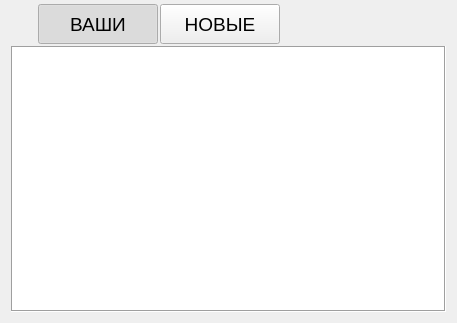
Qt form mainwindow.ui (corn-team/CORNpaper) before a commit.
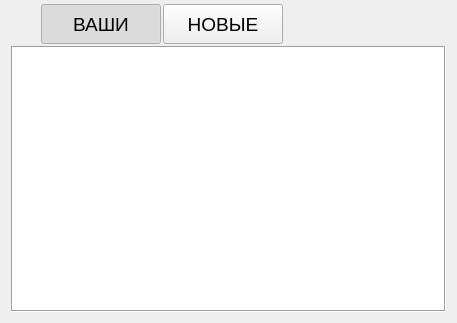
The same form after that commit. Custom widgets are drawn as their Qt base class.

Commit message: Some work with buttons

```diff
--- a/mainwindow.ui
+++ b/mainwindow.ui
@@ -24,7 +24,7 @@
     <item>
      <layout class="QHBoxLayout" name="horizontalLayout">
       <property name="spacing">
-       <number>2</number>
+       <number>6</number>
       </property>
       <item>
        <layout class="QHBoxLayout" name="horizontalLayout_tabs">
@@ -111,6 +111,12 @@
           <height>30</height>
          </size>
         </property>
+        <property name="maximumSize">
+         <size>
+          <width>30</width>
+          <height>30</height>
+         </size>
+        </property>
         <property name="text">
          <string/>
         </property>
@@ -120,7 +126,10 @@
        </widget>
       </item>
       <item>
-       <widget class="QPushButton" name="pushButton_settings">
+       <widget class="PushButtonSettings" name="pushButton_settings">
+        <property name="enabled">
+         <bool>true</bool>
+        </property>
         <property name="sizePolicy">
          <sizepolicy hsizetype="Fixed" vsizetype="Fixed">
           <horstretch>0</horstretch>
@@ -133,6 +142,12 @@
           <height>30</height>
          </size>
         </property>
+        <property name="maximumSize">
+         <size>
+          <width>30</width>
+          <height>30</height>
+         </size>
+        </property>
         <property name="text">
          <string/>
         </property>
@@ -164,6 +179,18 @@
   </widget>
  </widget>
  <layoutdefault spacing="6" margin="11"/>
+ <customwidgets>
+  <customwidget>
+   <class>PushButtonSettings</class>
+   <extends>QPushButton</extends>
+   <header>pushbuttonsettings.h</header>
+  </customwidget>
+  <customwidget>
+   <class>PushButtonReload</class>
+   <extends>QPushButton</extends>
+   <header>pushbuttonreload.h</header>
+  </customwidget>
+ </customwidgets>
  <resources/>
  <connections/>
 </ui>
```
Left out of the diff: 2 changed lines with no effect on the pictures. The commit also changes 5 other files.
